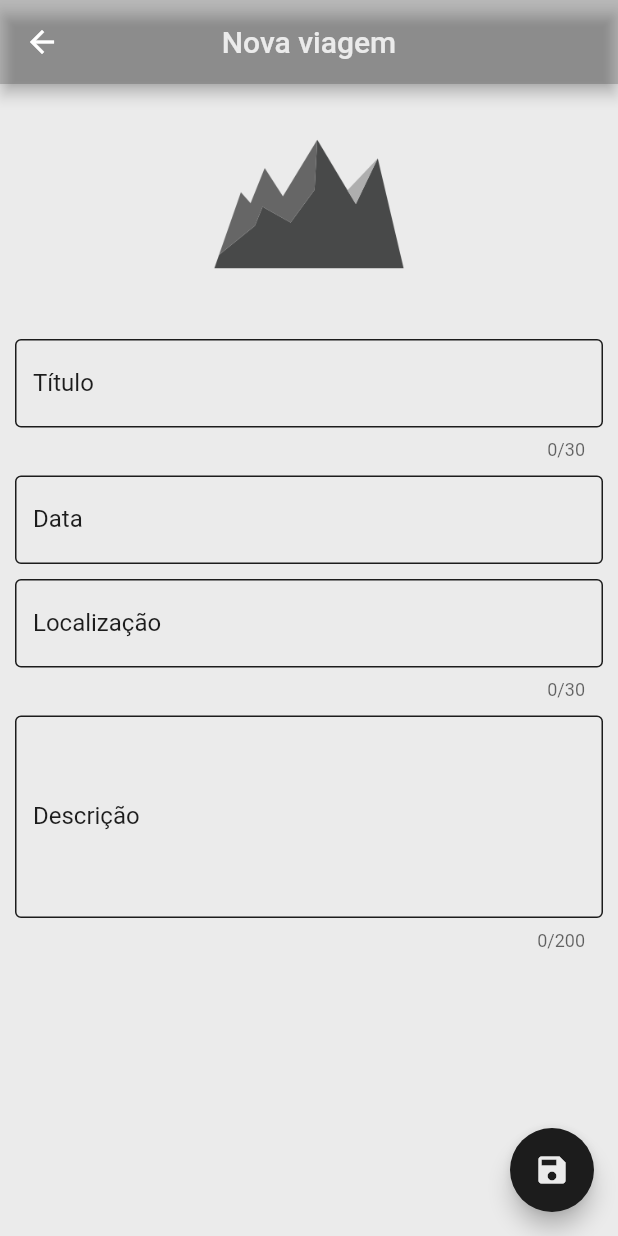
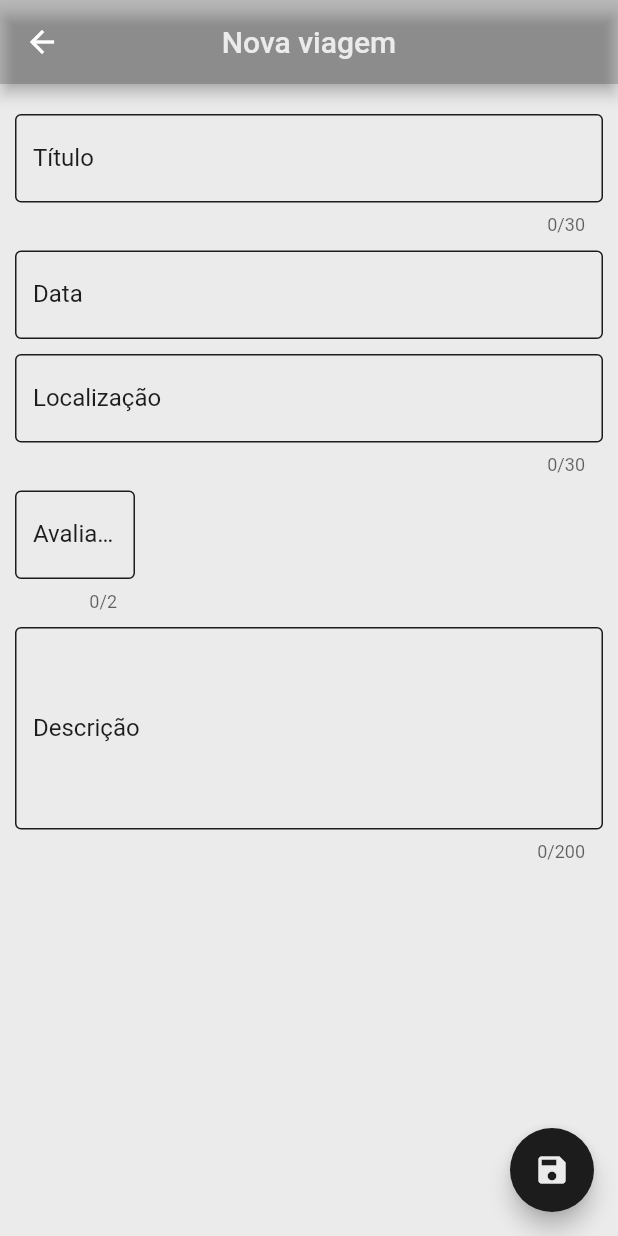
Before and after one commit to vborgex/Trab3ComputacaoMovel, a Flutter app: the screen it shows after launch, after a tap on the "add" icon, on a phone screen of 412 x 824 dp. Run offline on Flutter 3.47's test engine with Material 2 defaults, Android fonts, the light colour scheme and no system bars; our stand-ins replace sqflite; accounts and stored records are empty.

Commit message:
Agora sem imagem :(

```diff
--- a/agenda_viagem/lib/helper/traveldiary_helper.dart
+++ b/agenda_viagem/lib/helper/traveldiary_helper.dart
@@ -7,7 +7,7 @@ String dateColumn = "dateColumn";
 String titleColumn = "titleColumn";
 String descriptionColumn = "descriptionColumn";
 String localizationColumn = "localizationColumn";
-String imgColumn = "imgColumn";
+String ratingColumn = "ratingColumn";
 String diaryTable = "diaryTable";
 
 class TravelDiaryHelper {
@@ -27,10 +27,12 @@ class TravelDiaryHelper {
   }
 
   Future<Database> initDb() async{
+
     final databasePath = await getDatabasesPath();
     final path = join(databasePath, 'traveldiarynew.db');
-    return await openDatabase(path, version: 2, onCreate: (Database db, int version) async {
-      await db.execute("CREATE TABLE $diaryTable($idColumn INTEGER PRIMARY KEY, $dateColumn TEXT, $titleColumn TEXT, $descriptionColumn TEXT, $localizationColumn TEXT, $imgColumn TEXT)");
+
+    return await openDatabase(path, version: 4, onCreate: (Database db, int version) async {
+      await db.execute("CREATE TABLE $diaryTable($idColumn INTEGER PRIMARY KEY, $dateColumn TEXT, $titleColumn TEXT, $descriptionColumn TEXT, $localizationColumn TEXT, $ratingColumn TEXT)");
     });
   }
 
@@ -53,7 +55,7 @@ class TravelDiaryHelper {
 
   Future<TravelDiaryEntry> getTravelDiaryEntry(int id) async{
     Database dbEntry = await db;
-    List<Map> maps = await dbEntry.query(diaryTable, columns: [idColumn, dateColumn, titleColumn, descriptionColumn, localizationColumn, imgColumn], where: "$idColumn = ?", whereArgs: [id]);
+    List<Map> maps = await dbEntry.query(diaryTable, columns: [idColumn, dateColumn, titleColumn, descriptionColumn, localizationColumn, ratingColumn], where: "$idColumn = ?", whereArgs: [id]);
     if(maps.isNotEmpty){
       return TravelDiaryEntry.fromMap(maps.first);
     }else{
@@ -78,7 +80,7 @@ class TravelDiaryEntry {
   String title;
   String description;
   String localization;
-  String img;
+  String rating;
   String date; // O formato da data pode ser ajustado conforme necessário.
 
   TravelDiaryEntry();
@@ -89,7 +91,7 @@ class TravelDiaryEntry {
     title = map[titleColumn];
     description = map[descriptionColumn];
     localization = map[localizationColumn];
-    img = map[imgColumn];
+    rating = map[ratingColumn];
   }
 
   Map<String, dynamic> toMap() {
@@ -98,7 +100,7 @@ class TravelDiaryEntry {
       titleColumn: title,
       descriptionColumn: description,
       localizationColumn: localization,
-      imgColumn: img,
+      ratingColumn: rating,
     };
     if (id != null) {
       map[idColumn] = id;
@@ -108,6 +110,6 @@ class TravelDiaryEntry {
 
   @override
   String toString() {
-    return "TravelDiaryEntry(id: $id,  date: $date, title: $title, description: $description, localization: $localization, img: $img)";
+    return "TravelDiaryEntry(id: $id,  date: $date, title: $title, description: $description, localization: $localization, rating: $rating)";
   }
 }
--- a/agenda_viagem/lib/main.dart
+++ b/agenda_viagem/lib/main.dart
@@ -4,6 +4,7 @@ import 'package:flutter/material.dart';
 
 
 void main() {
+
   runApp(MaterialApp(
     home: HomePage(),
     debugShowCheckedModeBanner: false,
--- a/agenda_viagem/lib/view/entry_page.dart
+++ b/agenda_viagem/lib/view/entry_page.dart
@@ -3,7 +3,6 @@ import 'package:flutter/src/foundation/key.dart';
 import 'package:flutter/src/widgets/container.dart';
 import 'package:flutter/src/widgets/framework.dart';
 import 'package:flutter/material.dart';
-import 'package:image_picker/image_picker.dart';
 
 import 'dart:io';
 
@@ -23,6 +22,7 @@ class _EntryPageState extends State<EntryPage> {
   final _titleController = TextEditingController();
   final _descriptionController = TextEditingController();
   final _localizationController = TextEditingController();
+  final _ratingController = TextEditingController();
   final _dateController = TextEditingController(); // Controller para a data
   final _titleFocus = FocusNode();
   String _errorMessage = '';
@@ -37,9 +37,7 @@ class _EntryPageState extends State<EntryPage> {
       _titleController.text = _editEntry.title;
       _descriptionController.text = _editEntry.description;
       _localizationController.text = _editEntry.localization;
-      _dateController.text = _editEntry.date != null
-          ? DateFormat('dd/MM/yyyy').format(DateTime.parse(_editEntry.date))
-          : ''; // Supondo que a data esteja no formato de string
+      _ratingController.text = _editEntry.rating;
     }
   }
 
@@ -106,30 +104,6 @@ class _EntryPageState extends State<EntryPage> {
               crossAxisAlignment:
                   CrossAxisAlignment.start, // Alinha os campos à esquerda
               children: <Widget>[
-                Center(
-                  child: GestureDetector(
-                      child: Container(
-                        width: 140.0,
-                        height: 140.0,
-                        decoration: BoxDecoration(
-                          shape: BoxShape.rectangle,
-                          image: DecorationImage(
-                            image: _editEntry.img != null
-                                ? FileImage(File(_editEntry.img))
-                                : AssetImage("assets/imgs/landscape.png"),
-                          ),
-                        ),
-                      ),
-                      onTap: () {
-                        ImagePicker.pickImage(source: ImageSource.gallery)
-                            .then((file) {
-                          setState(() {
-                            _editEntry.img = file.path;
-                          });
-                        });
-                      }),
-                ),
-                SizedBox(height: 10), // Espaçamento entre a imagem e o título
                 SizedBox(height: 10), // Espaçamento entre a imagem e o título
                 TextField(
                   controller: _titleController,
@@ -221,6 +195,41 @@ class _EntryPageState extends State<EntryPage> {
                   },
                 ),
                 SizedBox(height: 10), // Espaçamento entre os campos
+                SizedBox(
+                  width: 80, // Defina a largura desejada
+                  child: TextField(
+                    keyboardType: TextInputType.number,
+                    controller: _ratingController,
+                    maxLength: 2, // Limite de caracteres (apenas o número)
+                    decoration: InputDecoration(
+                      labelText: "Avaliação",
+                      labelStyle: TextStyle(color: Color.fromARGB(255, 28, 28, 28)), // Cor do label
+                      focusedBorder: OutlineInputBorder(
+                        borderSide: BorderSide(color: Color.fromARGB(255, 28, 28, 28)), // Cor quando focado
+                      ),
+                      enabledBorder: OutlineInputBorder(
+                        borderSide: BorderSide(color: Color.fromARGB(255, 28, 28, 28)), // Cor quando não focado
+                      ),
+                      suffixText: "/10", // Sufixo que será exibido
+                    ),
+                    cursorColor: Color.fromARGB(255, 28, 28, 28), // Cor do cursor
+                    onChanged: (text) {
+                      _entryEdited = true;
+                      setState(() {
+                        // Validação para garantir que a entrada está no formato correto
+                        if (text.isEmpty || int.tryParse(text) != null && int.parse(text) >= 0 && int.parse(text) <= 10) {
+                          _editEntry.rating = text;
+                          print("Avaliação: $_editEntry.rating");
+                        } else {
+                          // Se a entrada não for válida, você pode limpar o campo ou mostrar uma mensagem de erro
+                          _ratingController.clear();
+                          _editEntry.rating = '';
+                        }
+                      });
+                    },
+                  ),
+),
+                SizedBox(height: 10), // Espaçamento entre os campos
                 TextField(
                   controller: _descriptionController,
                   maxLength: 200, // Limite de caracteres
--- a/agenda_viagem/pubspec.yaml
+++ b/agenda_viagem/pubspec.yaml
@@ -38,7 +38,6 @@ dependencies:
   cupertino_icons: ^1.0.2
   sqflite: ^1.1.5
   url_launcher: ^5.0.2
-  image_picker: ^0.6.7+22
   intl: ^0.17.0
 
 dev_dependencies:
```
Also changed, not shown: agenda_viagem/lib/view/home_page.dart (+0 -16 lines), agenda_viagem/pubspec.lock.
